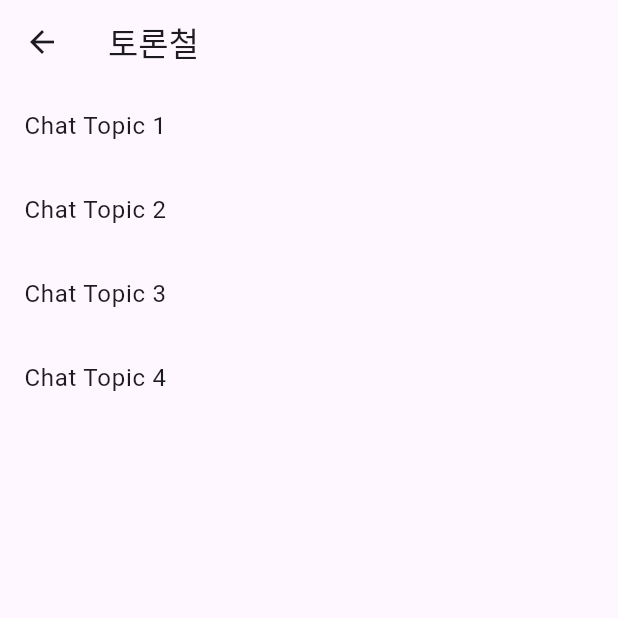
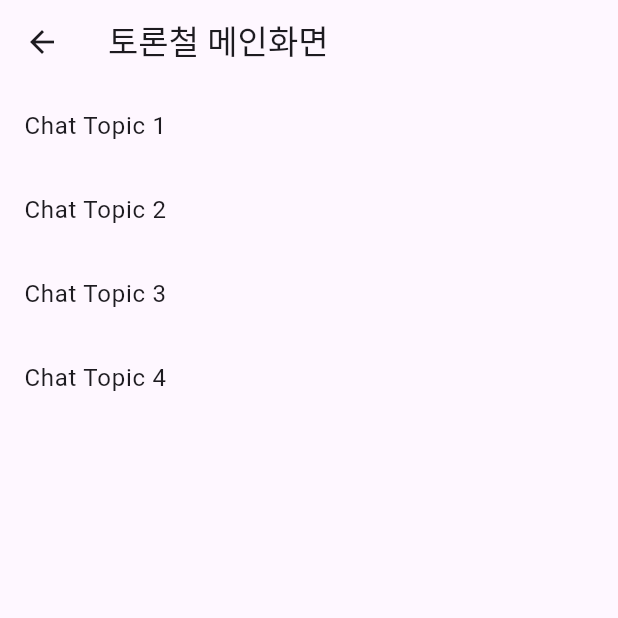
Before and after one commit to Debate-Season/DebateSeason_Frontend_V1, a Flutter app: the HomeScreen screen opened by its route, on a phone screen of 412 x 824 dp, the top half of it. Run offline on Flutter 3.47's test engine with Material 3 defaults, Android fonts, the phone set to English and light mode, and no system bars; our stand-ins replace flutter_secure_storage; missing offline and left inert: stomp_dart_client; accounts and stored records are empty.

Commit message:
feat: 채팅api 명세서 반영
- stomp 구독경로, 메시지전송경로 설정
- chatDTO 반영

related: #2

```diff
--- a/lib/data/models/message_model.dart
+++ b/lib/data/models/message_model.dart
@@ -1,24 +1,27 @@
 class MessageModel {
   final String sender;
   final String content;
-  final DateTime timestamp;
+  //final DateTime timestamp;
+  final String category;
 
   MessageModel(
-      {required this.sender, required this.content, required this.timestamp});
+      {required this.sender, required this.category, required this.content});
 
   factory MessageModel.fromJson(Map<String, dynamic> json) {
     return MessageModel(
       sender: json['sender'],
+      category: json['category'],
       content: json['content'],
-      timestamp: DateTime.parse(json['timestamp']),
+      //timestamp: DateTime.parse(json['timestamp']),
     );
   }
 
   Map<String, dynamic> toJson() {
     return {
       'sender': sender,
+      'category': category,
       'content': content,
-      'timestamp': timestamp.toIso8601String(),
+      //'timestamp': timestamp.toIso8601String(),
     };
   }
 }
--- a/lib/features/chat/view/home_screen.dart
+++ b/lib/features/chat/view/home_screen.dart
@@ -12,7 +12,7 @@ class HomeScreen extends StatelessWidget {
   @override
   Widget build(BuildContext context) {
     return Scaffold(
-      appBar: AppBar(title: Text('토론철')),
+      appBar: AppBar(title: Text('토론철 메인화면')),
       body: ListView.builder(
           itemCount: chatTopics.length,
           itemBuilder: (context, index) {
--- a/lib/features/chat/view_model/chat_room_view_model.dart
+++ b/lib/features/chat/view_model/chat_room_view_model.dart
@@ -16,8 +16,9 @@ class ChatRoomViewModel with ChangeNotifier {
   void sendMessage(String content) {
     var message = MessageModel(
       sender: 'your id',
+      category: 'category',
       content: content,
-      timestamp: DateTime.now(),
+      //timestamp: DateTime.now(),
     );
     _stompService.sendMessage(message);
     messages.add(message);
```
Also changed, not shown: lib/core/stomp/stomp_service.dart (+4 -6 lines).
